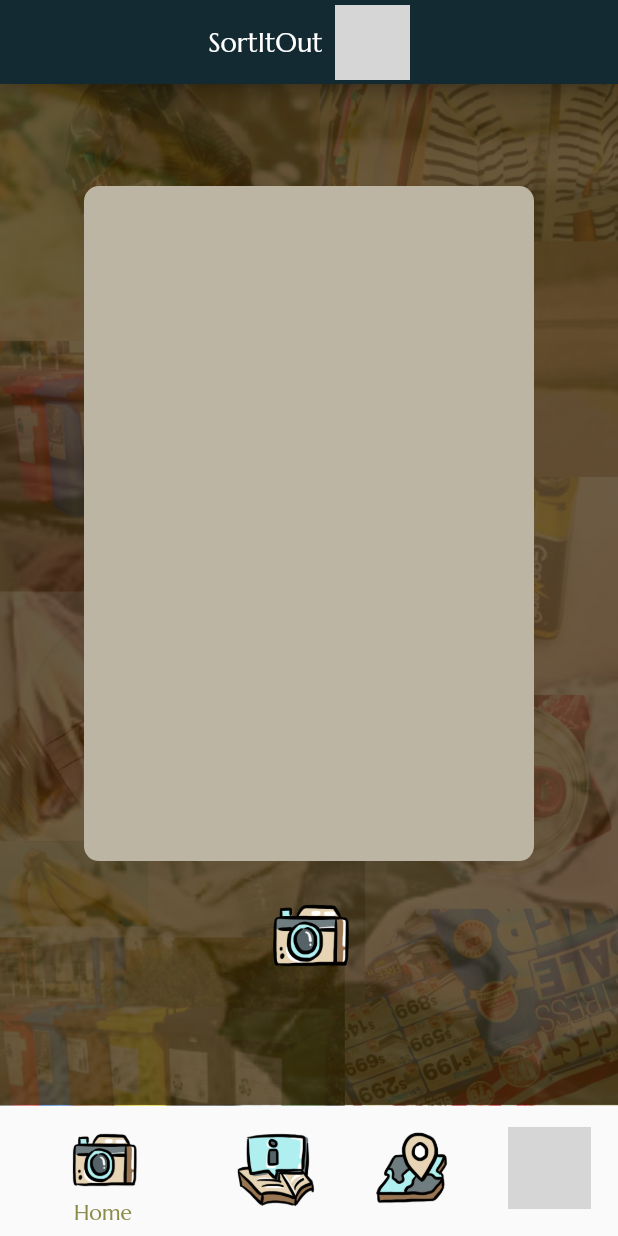
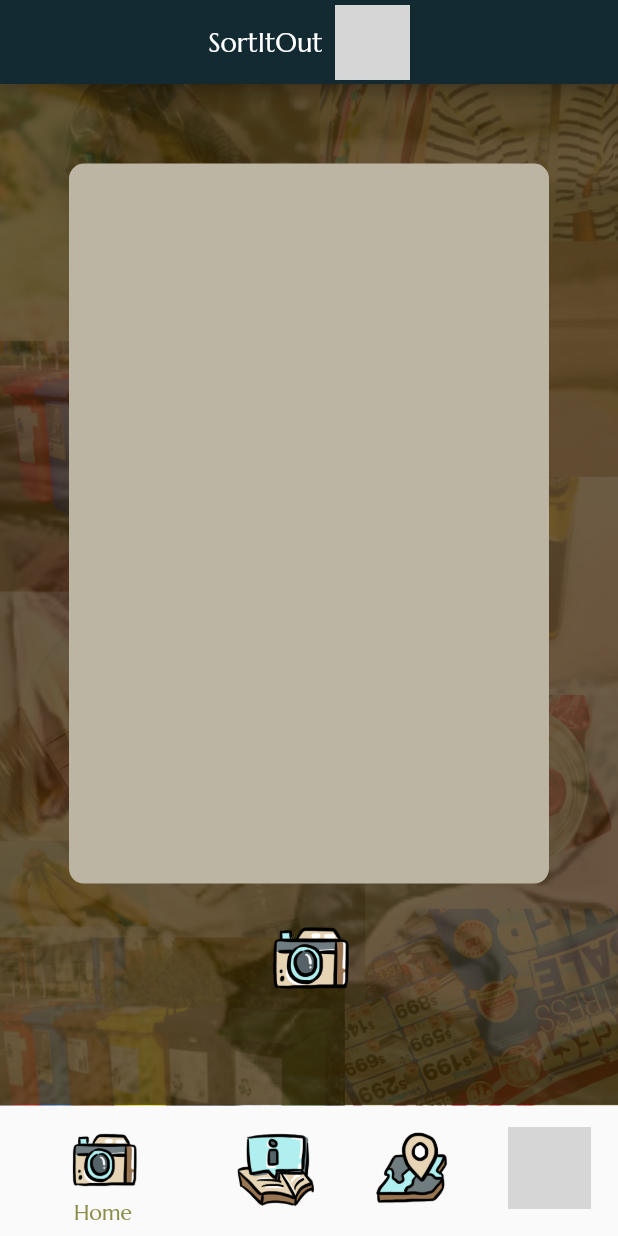
Before and after one commit to tasneemfyroos/SortItOut-App, a Flutter app: the screen it shows after launch, on a phone screen of 412 x 824 dp. Run offline on Flutter 3.47's test engine with Material 2 defaults, Android fonts, the light colour scheme and no system bars; our stand-ins replace geolocator, image_picker, permission_handler; grey boxes are pictures that could not be loaded.

Commit message:
changed box size & added buttons to disposal sites

```diff
--- a/App/lib/main.dart
+++ b/App/lib/main.dart
@@ -14,10 +14,10 @@ void main() {
 // image bg width, image bg height, padding of image
 // circle width, padding of icon
 List<double> getSizes() {
-  return [300, 450, 20, 95, 15];
+  return [320, 480, 20, 95, 15];
 }
 
-List<double> sizes = [300, 450, 20, 95, 15];
+List<double> sizes = [320, 480, 20, 95, 15];
 
 MaterialColor getColor() {
   return new MaterialColor(0xFF132A32,
--- a/App/lib/screens/home.dart
+++ b/App/lib/screens/home.dart
@@ -4,6 +4,8 @@ import 'package:flutter_app_testing/main.dart';
 import 'package:image_picker/image_picker.dart';
 import 'package:http/http.dart' as http;
 import 'dart:convert';
+import 'package:flutter_app_testing/screens/eWasteDisposal.dart';
+import 'package:flutter_app_testing/screens/clothingDisposal.dart';
 
 class ImageCaptureScreen extends StatefulWidget {
   @override
@@ -128,19 +130,54 @@ class _ImageCaptureScreenState extends State<ImageCaptureScreen> {
                                         fontFamily: "marcellus",
                                         fontSize: 16,
                                       )),
-                                Image.file(
-                                  _image!,
-                                  fit: BoxFit.scaleDown,
+                                AspectRatio(
+                                  aspectRatio: 1.0, // Set the desired aspect ratio (1:1 in this case)
+                                  child: Image.file(
+                                    _image!,
+                                    fit: BoxFit.scaleDown, // Adjust the BoxFit option as per your requirement
+                                  ),
                                 ),
-                                Text("the category is",
+                                Text("The category is:",
                                     style: TextStyle(
                                         fontFamily: "marcellus", fontSize: 14)),
                                 Text(categoryName,
                                     style: TextStyle(
-                                        fontFamily: "marcellus", fontSize: 16)),
-                                // Text(binContents,
-                                //     style: TextStyle(
-                                //         fontFamily: "marcellus", fontSize: 14)),
+                                        fontFamily: "marcellus", fontSize: 16, color:Color(0xFF664229))),
+                                Text("The bin classification is:",
+                                    style: TextStyle(
+                                        fontFamily: "marcellus", fontSize: 14)),
+                                Text(binContents,
+                                    style: TextStyle(
+                                        fontFamily: "marcellus", fontSize: 16, color:Color(0xFF664229))),
+
+                                if (categoryName=="Electronic waste" || categoryName=="Clothing" || categoryName=="Shoes")
+                                  Text("Click Here to see the closest site",
+                                      style: TextStyle(
+                                          fontFamily: "marcellus", fontSize: 12)),
+                                  if (categoryName =="Electronic waste" )
+                                    ElevatedButton(
+                                        onPressed: () {
+                                          // Add your button action here
+                                          Navigator.push(
+                                              context,
+                                              MaterialPageRoute(builder: (context) => EwasteDisposal()),
+                                            );
+                                        },
+                                        child: Text('E-Waste Disposal Sites'),
+                                      ),
+                                  if (categoryName == "Clothing" || categoryName == "Shoes")
+                                    ElevatedButton(
+                                        onPressed: () {
+                                          // Add your button action here
+                                          Navigator.push(
+                                              context,
+                                              MaterialPageRoute(builder: (context) => ClothingDisposal()),
+                                            );
+                                        },
+                                        child: Text('Clothing/Shoes Donation Sites'),
+                                      ),
+
+
                               ])),
                   ],
                 ),
```
Also changed, not shown: App/pubspec.lock.
